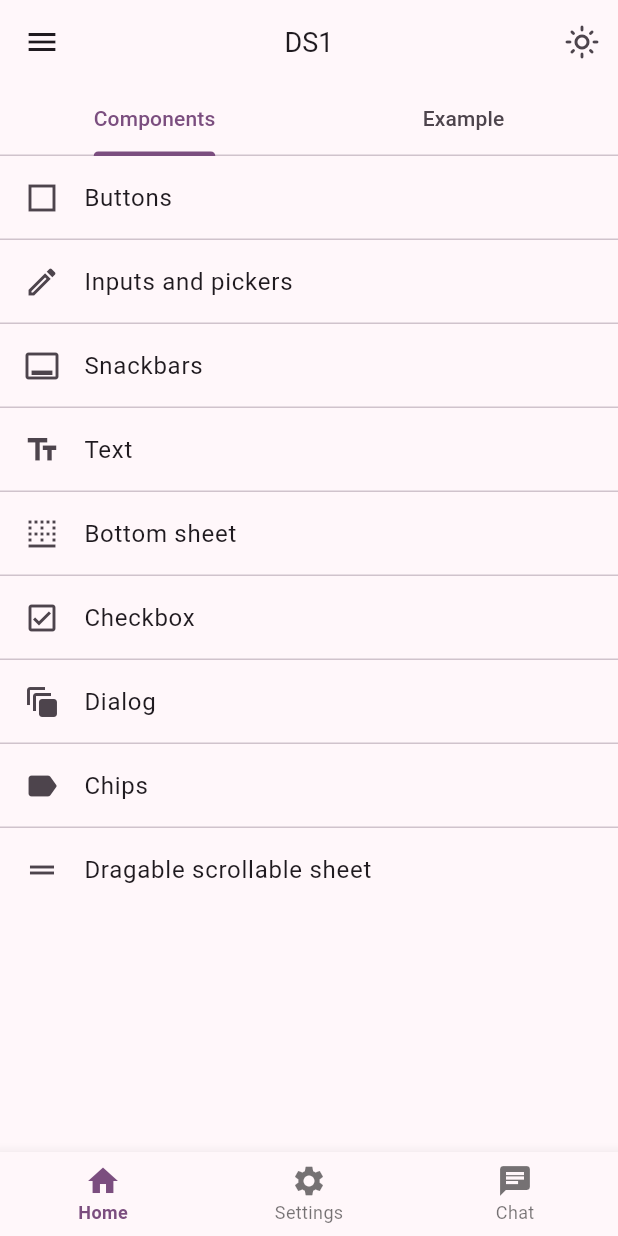
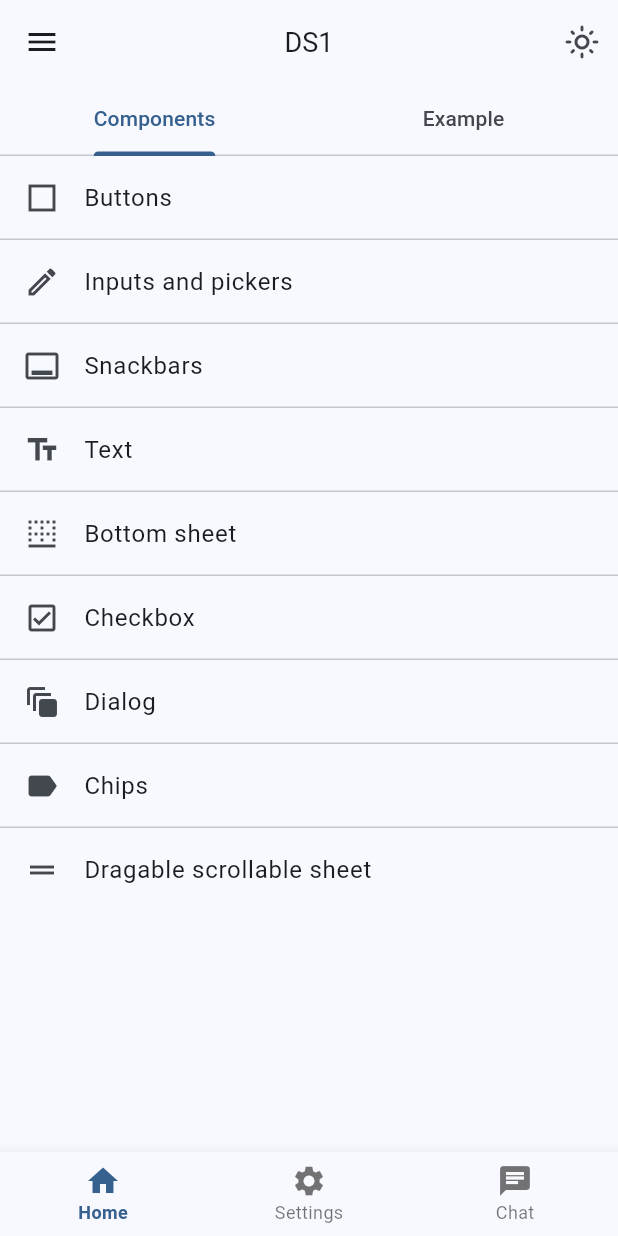
Before and after one commit to C4co/flutter_ds1, a Flutter app: the screen it shows after launch, on a phone screen of 412 x 824 dp. Run offline on Flutter 3.47's test engine with Material 2 defaults, Android fonts, the light colour scheme and no system bars; our stand-ins replace go_router.

Commit message:
set main color

```diff
--- a/lib/app.dart
+++ b/lib/app.dart
@@ -22,7 +22,7 @@ class _AppState extends State<App> {
           theme: ds1Theme(
             context: context,
             dark: value,
-            color: Colors.purple,
+            color: Colors.blue,
           ),
           debugShowCheckedModeBanner: false,
           routerConfig: router,
```
